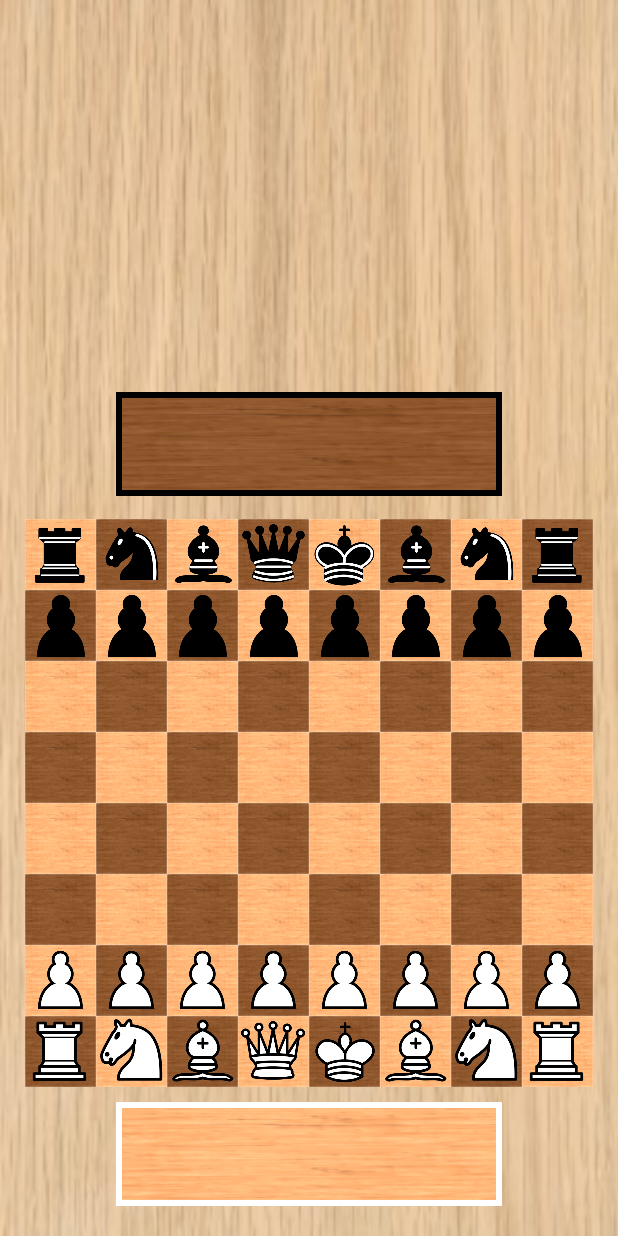
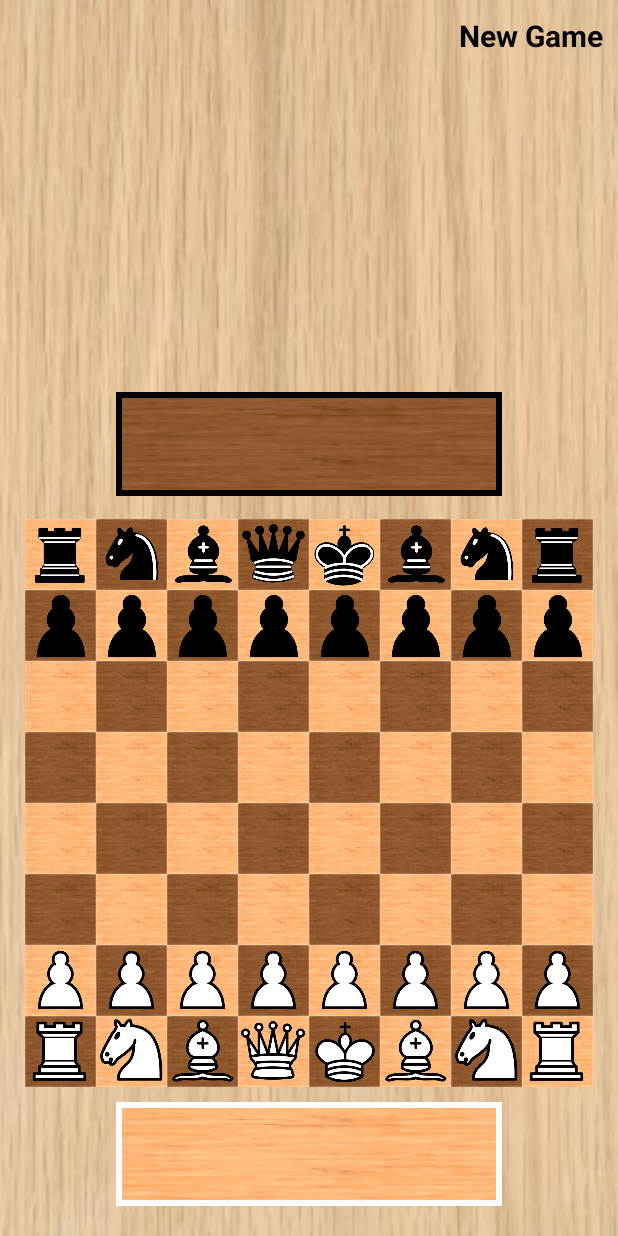
Before and after one commit to stephenbrowne1587/Chess, an Android app: the screen it shows after launch (MainActivity), on a phone screen of 412 x 824 dp. Run offline under Robolectric (Android 15) with nearby library versions, the phone set to English and light mode, and no system bars.

Commit message:
added stalemat detection and new game button

```diff
--- a/app/src/main/java/example/com/chess/MainActivity.kt
+++ b/app/src/main/java/example/com/chess/MainActivity.kt
@@ -24,6 +24,7 @@ class MainActivity : AppCompatActivity() {
     lateinit var blackPawnPromoteLayout: GridLayout
     lateinit var whiteCheckTextView: TextView
     lateinit var blackCheckTextView: TextView
+    lateinit var newGameTextView: TextView
 
     internal var gameState: Array<Array<ChessPiece?>> = Array(8, {Array<ChessPiece?>(8, {i -> null})}) // 2D array initialized with all null values.
 
@@ -53,7 +54,7 @@ class MainActivity : AppCompatActivity() {
         super.onCreate(savedInstanceState)
         setContentView(R.layout.activity_main)
 
-        val density = this.getResources().getDisplayMetrics().density
+//        val density = this.getResources().getDisplayMetrics().density
 
         board = findViewById(R.id.board) as GridLayout
         whiteCaptured = findViewById(R.id.light_captured_layout) as GridLayout
@@ -62,7 +63,61 @@ class MainActivity : AppCompatActivity() {
         blackPawnPromoteLayout = findViewById(R.id.blackPawnPromoteLayout) as GridLayout
         whiteCheckTextView = findViewById(R.id.light_check_textview) as TextView
         blackCheckTextView = findViewById(R.id.dark_check_textview) as TextView
+        newGameTextView = findViewById(R.id.newGameTextView) as TextView
 
+//        val displayMetrics = DisplayMetrics()
+//        windowManager.defaultDisplay.getMetrics(displayMetrics)
+////        val height = displayMetrics.heightPixels
+//        val width = displayMetrics.widthPixels
+//        val boardWidth = width - 50
+//
+//        val capturedSectionPaddingPX = (10 * density.toInt())
+//        val capturedSectionWidth = width / 13 * 8
+//        val capturedSectionHeight = width / 13 * 2
+//
+//        val layoutParams = board.layoutParams
+//        layoutParams.width = boardWidth
+//        layoutParams.height = boardWidth
+//        board.layoutParams = layoutParams
+//
+//        val capturedWhiteLayoutParams = whiteCaptured.layoutParams
+//        capturedWhiteLayoutParams.width = capturedSectionWidth + capturedSectionPaddingPX
+//        capturedWhiteLayoutParams.height = capturedSectionHeight + capturedSectionPaddingPX
+//
+//        val capturedBlackLayoutParams = blackCaptured.layoutParams
+//        capturedBlackLayoutParams.width = capturedSectionWidth + capturedSectionPaddingPX
+//        capturedBlackLayoutParams.height = capturedSectionHeight + capturedSectionPaddingPX
+//
+//        createWhitePawnPromoteLayout(boardWidth, whitePawnPromoteLayout, capturedSectionPaddingPX)
+//        createBlackPawnPromoteLayout(boardWidth, blackPawnPromoteLayout, capturedSectionPaddingPX)
+//
+//        whiteCaptured.layoutParams = capturedWhiteLayoutParams
+//        blackCaptured.layoutParams = capturedBlackLayoutParams
+//
+//        createCapturedSections(capturedSectionWidth)
+//        createBoard(boardWidth)
+        startGame()
+
+        newGameTextView.setOnClickListener {
+            resetBoard()
+            activePlayer = WHITE
+            for (i in 0.until(blackCaptured.childCount)){
+                val curSpot = blackCaptured.getChildAt(i) as ImageView
+                curSpot.setImageResource(0)
+            }
+            for (i in 0.until(whiteCaptured.childCount)){
+                val curSpot = whiteCaptured.getChildAt(i) as ImageView
+                curSpot.setImageResource(0)
+            }
+            capturedWhite.clear()
+            capturedBlack.clear()
+        }
+
+
+
+    }
+    fun startGame(){
+        val density = this.getResources().getDisplayMetrics().density
         val displayMetrics = DisplayMetrics()
         windowManager.defaultDisplay.getMetrics(displayMetrics)
 //        val height = displayMetrics.heightPixels
@@ -252,6 +307,8 @@ class MainActivity : AppCompatActivity() {
                         3 -> pieceToAdd = WhiteQueen(this, row, col)
                         4 -> pieceToAdd = WhiteKing(this, row, col)
                     }
+                }else{
+                    pieceToAdd = null
                 }
                 gameState[row][col] = pieceToAdd
             }
@@ -282,6 +339,7 @@ class MainActivity : AppCompatActivity() {
                     is WhiteBishop -> space.setImageResource(R.drawable.whitebishop)
                     is WhiteKing -> space.setImageResource(R.drawable.whiteking)
                     is WhiteQueen -> space.setImageResource(R.drawable.whitequeen)
+                    else -> space.setImageResource(0)
                 }
             }
         }
@@ -429,6 +487,7 @@ class MainActivity : AppCompatActivity() {
                     }
                     setCheckWarning()
 
+
                 }
 
                 if (row % 2 == 0) {
@@ -451,8 +510,6 @@ class MainActivity : AppCompatActivity() {
         resetBoard()
     }
     fun detectCheckmate(){
-
-
         if (whiteInCheck){
             var isCheckmate = true
             val attackerKingPair = detectCheck(gameState)
@@ -473,6 +530,25 @@ class MainActivity : AppCompatActivity() {
             }
         }
     }
+
+    fun detectStalemate(){
+        if (!whiteInCheck && activePlayer == WHITE){
+            var isStalemate = true
+            gameState.flatten().map { it?.refreshPossibleMoves(gameState) }
+            gameState.flatten().map { if (it != null && it.color == "white" && it.possibleMoves.isNotEmpty()) isStalemate = false  }
+            if (isStalemate){
+                Toast.makeText(this, "STALEMATE", Toast.LENGTH_SHORT).show()
+            }
+        }else if (!blackInCheck && activePlayer == BLACK){
+            var isStalemate = true
+            gameState.flatten().map { it?.refreshPossibleMoves(gameState) }
+            gameState.flatten().map { if (it != null && it.color == "black" && it.possibleMoves.isNotEmpty()) isStalemate = false  }
+            if (isStalemate){
+                Toast.makeText(this, "STALEMATE", Toast.LENGTH_SHORT).show()
+            }
+        }
+    }
+
     fun setCheckWarning(){
         if (whiteInCheck){
             whiteCheckTextView.visibility = View.VISIBLE
@@ -485,6 +561,7 @@ class MainActivity : AppCompatActivity() {
             blackCheckTextView.visibility = View.GONE
         }
         detectCheckmate()
+        detectStalemate()
     }
 
     fun Array<Array<ChessPiece?>>.copy() = Array(size) { get(it).clone() }
--- a/app/src/main/res/layout/activity_main.xml
+++ b/app/src/main/res/layout/activity_main.xml
@@ -7,6 +7,18 @@
     android:layout_height="match_parent"
     tools:context="example.com.chess.MainActivity"
     android:background="@drawable/extra_light_square">
+
+    <TextView
+        android:layout_width="wrap_content"
+        android:layout_height="wrap_content"
+        android:id="@+id/newGameTextView"
+        android:text="New Game"
+        android:layout_alignParentTop="true"
+        android:layout_alignParentRight="true"
+        android:textStyle="bold"
+        android:textSize="20sp"
+        android:layout_margin="10dp"
+        android:textColor="@color/black"/>
 
 
     <RelativeLayout
```
